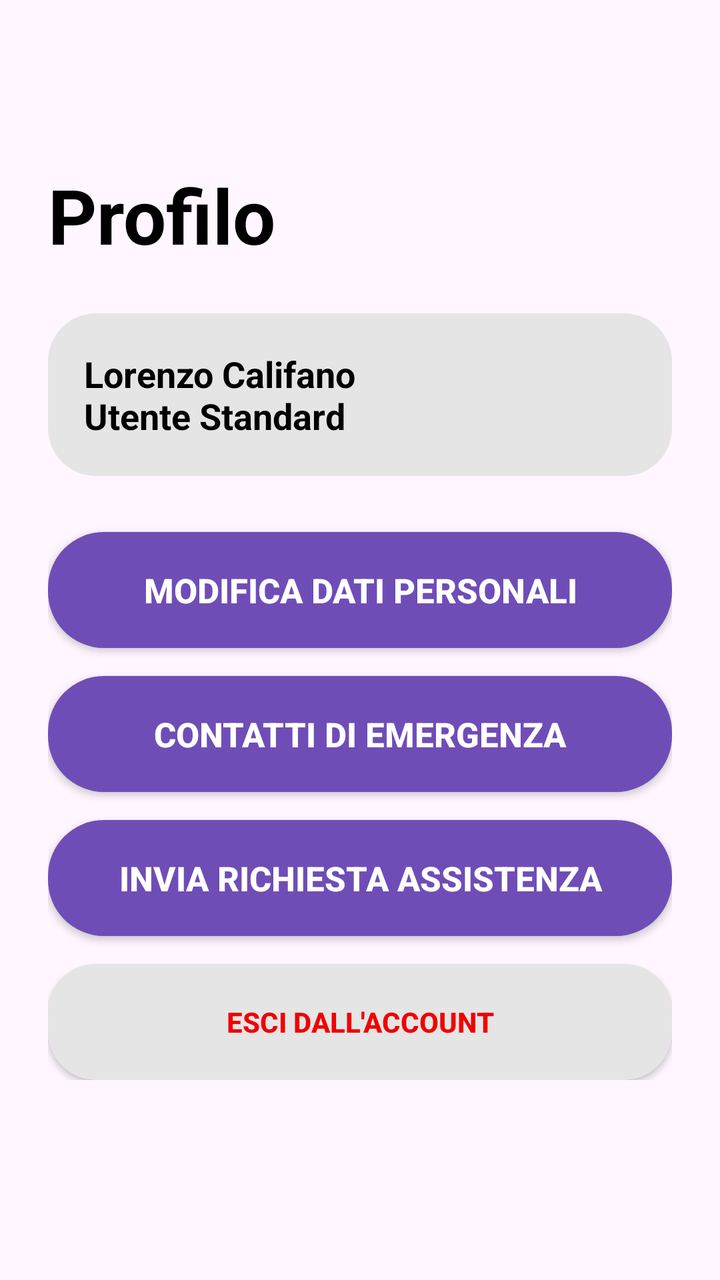
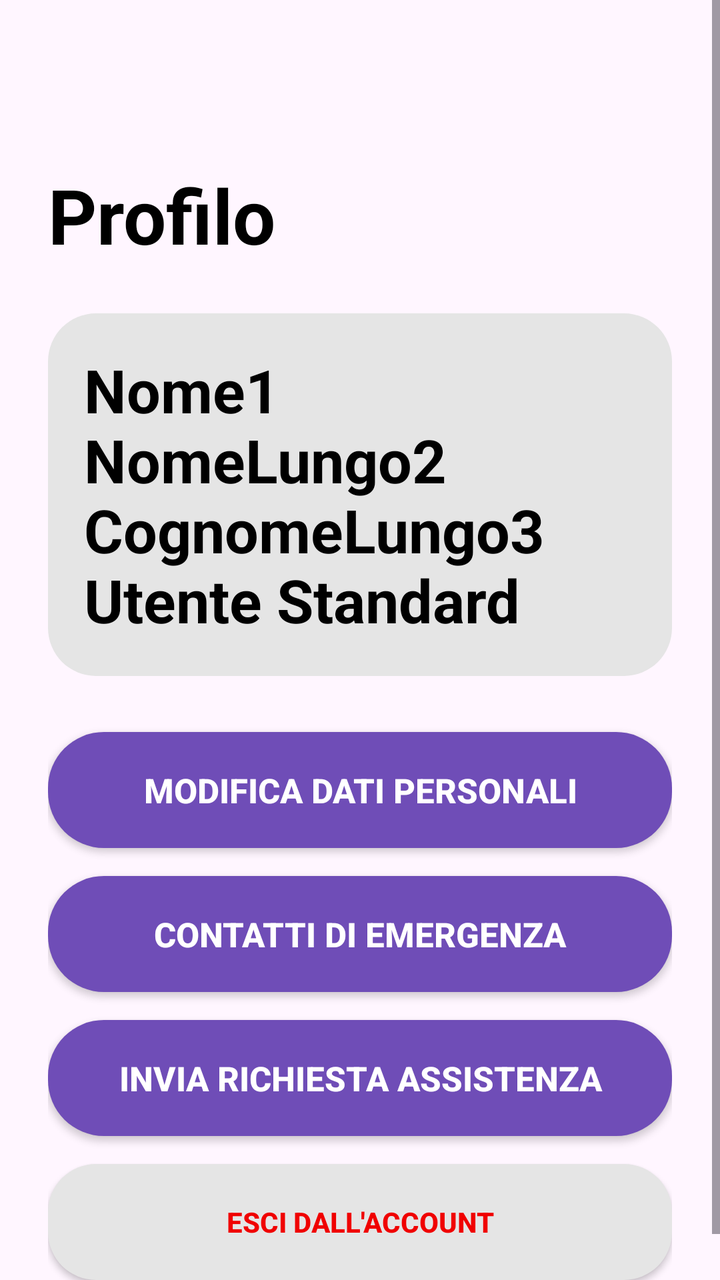

Screens rendered from an Android XML layout before and after an edit, with the pre-edit source and the edit as a unified diff.
<!-- AndroidManifest.xml: application theme Theme.ShieldUp -->
<!-- res/layout/fragment_settings.xml -->
<?xml version="1.0" encoding="utf-8"?>
<ScrollView xmlns:android="http://schemas.android.com/apk/res/android"
    xmlns:app="http://schemas.android.com/apk/res-auto"
    android:layout_width="match_parent"
    android:layout_height="match_parent"
    android:background="@color/shield_light_bg">

    <LinearLayout
        android:layout_width="match_parent"
        android:layout_height="wrap_content"
        android:orientation="vertical"
        android:paddingStart="24dp"
        android:paddingTop="82dp"
        android:paddingEnd="24dp"
        android:paddingBottom="24dp">

        <TextView
            android:layout_width="wrap_content"
            android:layout_height="wrap_content"
            android:text="Profilo"
            android:textColor="@color/black"
            android:textSize="38sp"
            android:textStyle="bold" />

        <TextView
            android:layout_width="match_parent"
            android:layout_height="wrap_content"
            android:layout_marginTop="24dp"
            android:background="@drawable/bg_gray_button"
            android:padding="18dp"
            android:text="Lorenzo Califano\nUtente Standard"
            android:textColor="@color/black"
            android:textSize="18sp"
            android:textStyle="bold" />

        <Button
            android:id="@+id/btnPersonalData"
            android:layout_width="match_parent"
            android:layout_height="58dp"
            android:layout_marginTop="28dp"
            android:background="@drawable/bg_purple_button"
            android:gravity="center"
            android:text="Modifica dati personali"
            android:textColor="@color/white"
            android:textSize="17sp"
            android:textStyle="bold"
            app:backgroundTint="@null" />

        <Button
            android:id="@+id/btnEmergencyContacts"
            android:layout_width="match_parent"
            android:layout_height="58dp"
            android:layout_marginTop="14dp"
            android:background="@drawable/bg_purple_button"
            android:gravity="center"
            android:text="Contatti di emergenza"
            android:textColor="@color/white"
            android:textSize="17sp"
            android:textStyle="bold"
            app:backgroundTint="@null" />

        <Button
            android:id="@+id/btnAssistance"
            android:layout_width="match_parent"
            android:layout_height="58dp"
            android:layout_marginTop="14dp"
            android:background="@drawable/bg_purple_button"
            android:gravity="center"
            android:text="Invia richiesta assistenza"
            android:textColor="@color/white"
            android:textSize="17sp"
            android:textStyle="bold"
            app:backgroundTint="@null" />

        <Button
            android:id="@+id/btnLogout"
            android:layout_width="match_parent"
            android:layout_height="58dp"
            android:layout_marginTop="14dp"
            android:background="@drawable/bg_gray_button"
            android:gravity="center"
            android:text="Esci dall'account"
            android:textColor="@color/emergency_red"
            android:textStyle="bold"
            app:backgroundTint="@null" />

    </LinearLayout>

</ScrollView>
<!-- resources referenced by this layout -->
<resources>
  <color name="black">#000000</color>
  <color name="emergency_red">#F00000</color>
  <color name="shield_light_bg">#FFF6FF</color>
  <color name="white">#FFFFFF</color>
  <!-- drawable bg_gray_button (drawable) -->
  <?xml version="1.0" encoding="utf-8"?>
  <shape xmlns:android="http://schemas.android.com/apk/res/android">
      <solid android:color="@color/soft_gray" />
      <corners android:radius="24dp" />
  </shape>
  <!-- drawable bg_purple_button (drawable) -->
  <?xml version="1.0" encoding="utf-8"?>
  <shape xmlns:android="http://schemas.android.com/apk/res/android">
      <solid android:color="@color/shield_purple" />
      <corners android:radius="28dp" />
  </shape>
  <style name="Theme.ShieldUp" parent="Base.Theme.ShieldUp" />
  <color name="soft_gray">#E5E5E5</color>
  <color name="shield_purple">#6F4DB7</color>
  <style name="Base.Theme.ShieldUp" parent="Theme.Material3.DayNight.NoActionBar">
          
          
      </style>
</resources>

<!-- the commit's change to res/layout/fragment_settings.xml (unified diff, before → after) -->
@@ -28,9 +28,9 @@
             android:layout_marginTop="24dp"
             android:background="@drawable/bg_gray_button"
             android:padding="18dp"
-            android:text="Lorenzo Califano\nUtente Standard"
+            android:text="Nome1 NomeLungo2 CognomeLungo3\nUtente Standard"
             android:textColor="@color/black"
-            android:textSize="18sp"
+            android:textSize="30sp"
             android:textStyle="bold" />
 
         <Button
